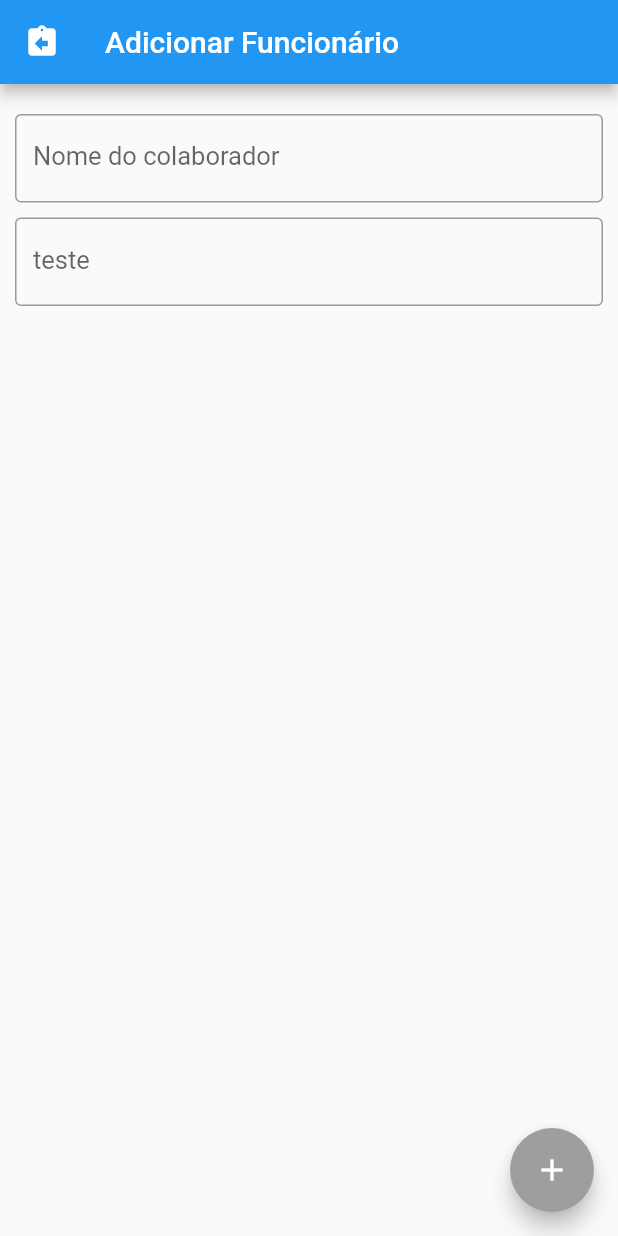
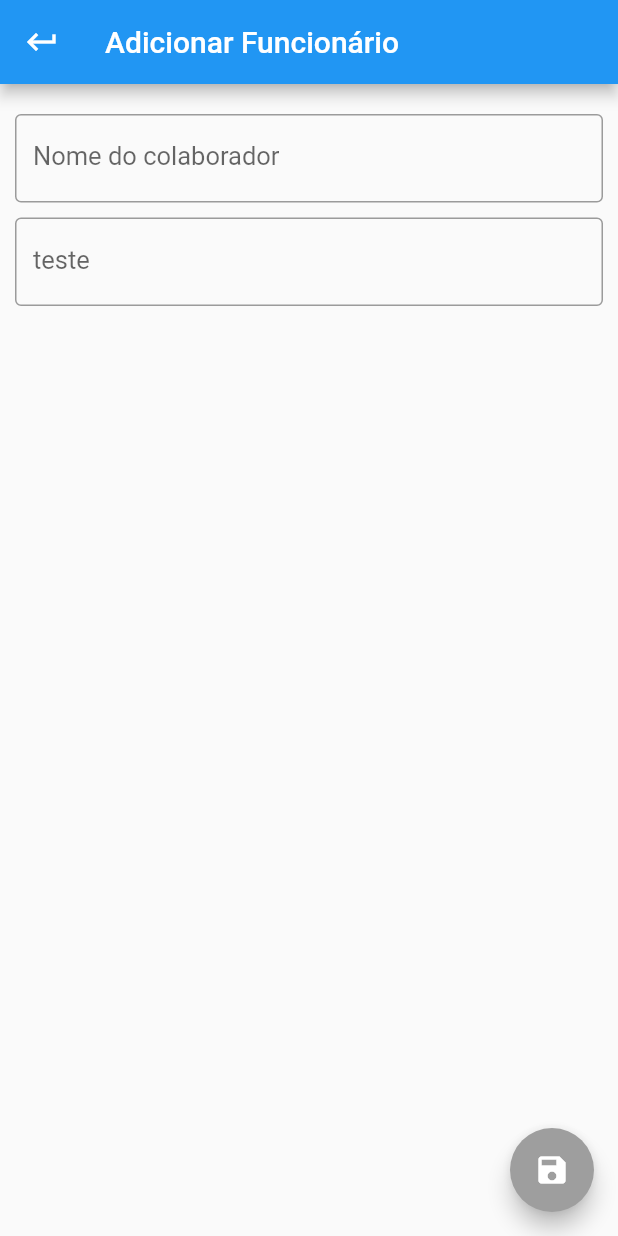
Before and after one commit to Nirayuki/eletronic_point, a Flutter app: the screen it shows after launch, after a tap on the "add" icon, on a phone screen of 412 x 824 dp. Run offline on Flutter 3.47's test engine with Material 2 defaults, Android fonts, the light colour scheme and no system bars.

Commit message:
Third Commit

```diff
--- a/lib/Model/MainModel.dart
+++ b/lib/Model/MainModel.dart
@@ -2,4 +2,13 @@ import 'package:flutter/material.dart';
 
 class MainModel extends ChangeNotifier {
   static MainModel instance = MainModel();
+
+  List<Employee> employees = <Employee>[];
 }
+
+class Employee {
+  String name;
+
+  Employee({Key? key, required this.name}) ;
+
+}
--- a/lib/Pages/AddEmployeeView.dart
+++ b/lib/Pages/AddEmployeeView.dart
@@ -1,3 +1,4 @@
+import 'package:eletronic_point/Model/MainModel.dart';
 import 'package:flutter/material.dart';
 
 class AddEmployeeView extends StatefulWidget {
@@ -10,6 +11,7 @@ class AddEmployeeView extends StatefulWidget {
 class _AddEmployeeViewState extends State<AddEmployeeView> {
   @override
   Widget build(BuildContext context) {
+    Employee newEmployee= new Employee(name: "");
     return MaterialApp(
         debugShowCheckedModeBanner: false,
         home: Scaffold(
@@ -20,7 +22,7 @@ class _AddEmployeeViewState extends State<AddEmployeeView> {
                   onTap: () {
                     Navigator.of(context).pushNamed('/');
                   },
-                  child: Icon(Icons.assignment_return),
+                  child: Icon(Icons.keyboard_return),
                 ),
                 Container(
                   width: 30,
@@ -35,6 +37,9 @@ class _AddEmployeeViewState extends State<AddEmployeeView> {
             child: Column(
               children: [
                 TextField(
+                  onChanged: (String text){
+                    newEmployee.name = text;
+                  },
                   decoration: InputDecoration(
                     hintText: "Digite o nome aqui",
                     labelText: "Nome do colaborador",
@@ -58,8 +63,11 @@ class _AddEmployeeViewState extends State<AddEmployeeView> {
           ),
           floatingActionButton: FloatingActionButton(
             backgroundColor: Colors.grey,
-            onPressed: () {},
-            child: Icon(Icons.add),
+            onPressed: () {
+              MainModel.instance.employees.add(newEmployee);
+              Navigator.of(context).pushNamed('/');
+            },
+            child: Icon(Icons.save),
           ),
         ));
   }
--- a/lib/Pages/HomePage.dart
+++ b/lib/Pages/HomePage.dart
@@ -1,3 +1,4 @@
+import 'package:eletronic_point/Model/MainModel.dart';
 import 'package:flutter/material.dart';
 
 class HomePage extends StatefulWidget {
@@ -17,6 +18,7 @@ class _HomePageState extends State<HomePage> {
           title: Text("Ponto Eletronico"),
         ),
         body: ListView.builder(
+          itemCount: MainModel.instance.employees.length,
     itemBuilder: (BuildContext build,int index) {
 
     return Card(
@@ -25,14 +27,14 @@ class _HomePageState extends State<HomePage> {
       child: InkWell(
         splashColor: Colors.red.withAlpha(50),
         onTap: (){
-          Navigator.of(context).pushNamed('/seeEmployee');
+          Navigator.of(context).pushNamed('/seeEmployee', arguments: {'identifier': index});
         },
         child: SizedBox(
           height: 160,
 
           child: Center(
             child: Text(
-              "Elenilton Dezengrini",
+               MainModel.instance.employees[index].name,
                style: TextStyle(fontSize: 40),
             ),
           ),
```
Also changed, not shown: lib/Pages/EditEmployeeView.dart (+36 -34 lines), lib/Pages/EmployeeView.dart (+4 -8 lines), 1 other file.
